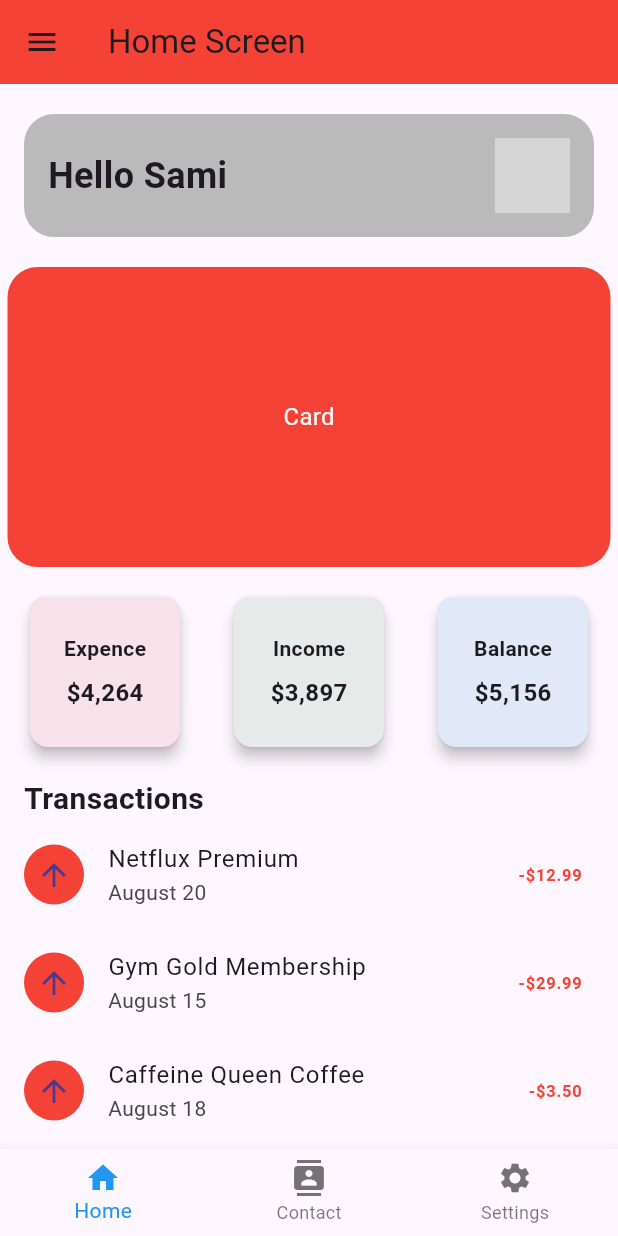
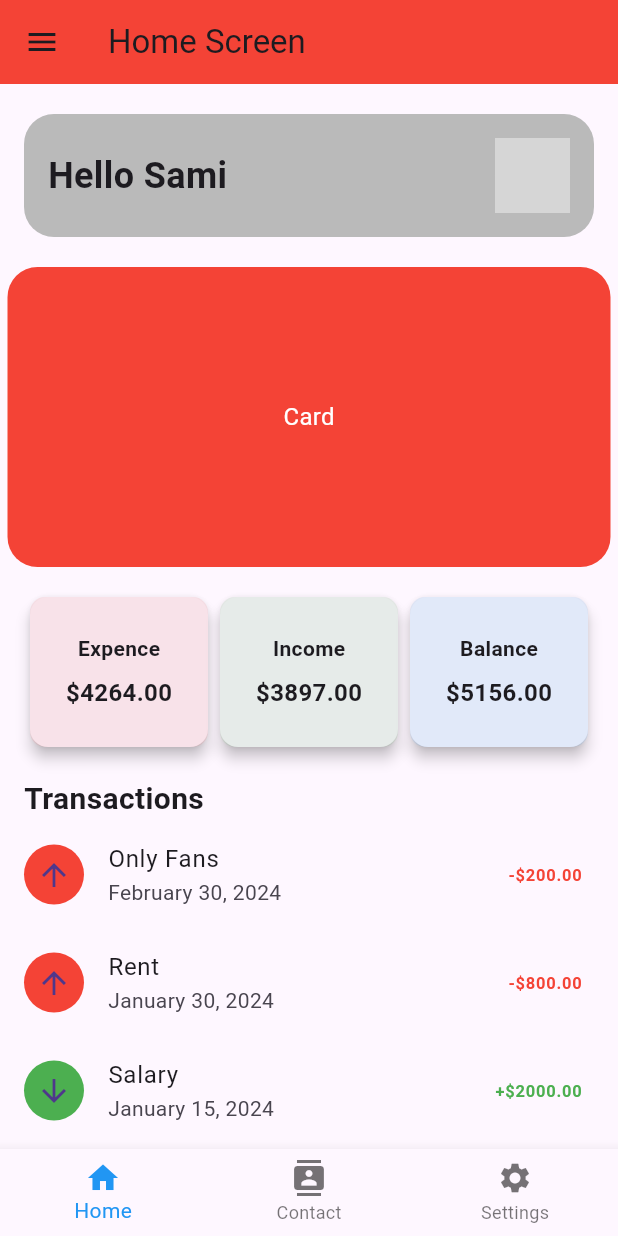
Before and after one commit to nanirecalde/demo_pay, a Flutter app: the HomeScreen screen opened by its route, on a phone screen of 412 x 824 dp. Run offline on Flutter 3.47's test engine with Material 3 defaults, Android fonts, the phone set to English and light mode, and no system bars; network calls fail; grey boxes are pictures that could not be loaded.

Commit message:
fin demo

```diff
--- /dev/null
+++ b/lib/providers/financial_provider.dart
@@ -0,0 +1,60 @@
+import 'package:flutter/material.dart';
+import '../models/transaction.dart';
+
+class FinancialProvider with ChangeNotifier {
+  double _income = 3897.00;
+  double _expense = 4264.00;
+  double _balance = 5156.00;
+
+  // Lista inicial de transacciones con datos falsos
+  final List<Transaction> _transactions = [
+    Transaction(
+        name: "Only Fans",
+        date: "February 30, 2024",
+        amount: 200.00,
+        isCredit: false),
+    Transaction(
+        name: "Rent",
+        date: "January 30, 2024",
+        amount: 800.00,
+        isCredit: false),
+    Transaction(
+        name: "Salary",
+        date: "January 15, 2024",
+        amount: 2000.00,
+        isCredit: true),
+    Transaction(
+        name: "Groceries",
+        date: "January 03, 2024",
+        amount: 150.75,
+        isCredit: false),
+    Transaction(
+        name: "Initial Deposit",
+        date: "January 01, 2024",
+        amount: 5000.00,
+        isCredit: true),
+  ];
+
+  double get income => _income;
+  double get expense => _expense;
+  double get balance => _balance;
+  List<Transaction> get transactions => _transactions;
+
+  void addIncome(double amount) {
+    _income += amount;
+    _balance += amount;
+    notifyListeners();
+  }
+
+  void addExpense(double amount) {
+    _expense += amount;
+    _balance -= amount;
+    notifyListeners();
+  }
+
+  void addTransaction(Transaction transaction) {
+    _transactions.insert(0,
+        transaction); // Inserta la nueva transacción al principio de la lista
+    notifyListeners();
+  }
+}
--- a/lib/screens/home_screen.dart
+++ b/lib/screens/home_screen.dart
@@ -6,33 +6,28 @@ import '../widgets/transaction_list.dart'; // Importa el widget TransactionList.
 import '../widgets/card_info.dart'; // Importa el widget CardInfo.
 import 'contact_list_screen.dart'; // Importa la pantalla de lista de contactos.
 import '../widgets/carousel_slider.dart'; // Importa el widget CarouselSlider.
+import '../providers/financial_provider.dart';
 
 class HomeScreen extends StatefulWidget {
-  const HomeScreen({super.key}); // Constructor de la clase HomeScreen.
+  const HomeScreen({super.key});
 
   @override
   // ignore: library_private_types_in_public_api
-  _HomeScreenState createState() =>
-      _HomeScreenState(); // Crea el estado del widget.
+  _HomeScreenState createState() => _HomeScreenState();
 }
 
 class _HomeScreenState extends State<HomeScreen> {
-  int _selectedIndex =
-      0; // Variable para almacenar el índice del elemento seleccionado en la barra de navegación inferior.
+  int _selectedIndex = 0;
 
-  // Lista de widgets que se mostrarán según el índice seleccionado.
   static const List<Widget> _widgetOptions = <Widget>[
-    HomeContent(), // Contenido de la pantalla principal.
-    ContactListScreen(), // Pantalla de lista de contactos.
-    Center(
-        child: Text('Settings Screen',
-            style: TextStyle(fontSize: 24))), // Pantalla de configuración.
+    HomeContent(),
+    ContactListScreen(),
+    SettingsScreen(),
   ];
 
-  // Método que se llama cuando se selecciona un elemento en la barra de navegación inferior.
   void _onItemTapped(int index) {
     setState(() {
-      _selectedIndex = index; // Actualiza el índice seleccionado.
+      _selectedIndex = index;
     });
   }
 
@@ -40,98 +35,84 @@ class _HomeScreenState extends State<HomeScreen> {
   Widget build(BuildContext context) {
     return Scaffold(
       appBar: AppBar(
-        title: const Text('Home Screen'), // Título de la AppBar.
-        // Hace que el color de la AppBar coincida con el color de la tarjeta usando el proveedor de estado.
+        title: const Text('Home Screen'),
         backgroundColor: Provider.of<CardColorProvider>(context).currentColor,
       ),
       drawer: Drawer(
         child: ListView(
-          padding: EdgeInsets.zero, // Elimina el padding predeterminado.
+          padding: EdgeInsets.zero,
           children: <Widget>[
             const DrawerHeader(
               decoration: BoxDecoration(
-                color: Colors.blue, // Color de fondo del encabezado del Drawer.
+                color: Colors.blue,
               ),
               child: Text(
-                'Menu', // Texto del encabezado del Drawer.
+                'Menu',
                 style: TextStyle(
-                  color: Colors.white, // Color del texto.
-                  fontSize: 24, // Tamaño de la fuente.
+                  color: Colors.white,
+                  fontSize: 24,
                 ),
               ),
             ),
             ListTile(
-              leading:
-                  const Icon(Icons.logout), // Icono del elemento de la lista.
-              title: const Text('Log Out'), // Texto del elemento de la lista.
+              leading: const Icon(Icons.logout),
+              title: const Text('Log Out'),
               onTap: () {
-                Navigator.pushReplacementNamed(
-                    context, '/'); // Navega a la pantalla de inicio de sesión.
+                Navigator.pushReplacementNamed(context, '/');
               },
             ),
           ],
         ),
       ),
-      body: _widgetOptions.elementAt(
-          _selectedIndex), // Muestra el widget correspondiente al índice seleccionado.
+      body: _widgetOptions.elementAt(_selectedIndex),
       bottomNavigationBar: BottomNavigationBar(
         items: const <BottomNavigationBarItem>[
           BottomNavigationBarItem(
-            icon: Icon(
-                Icons.home), // Icono del elemento de la barra de navegación.
-            label: 'Home', // Etiqueta del elemento de la barra de navegación.
+            icon: Icon(Icons.home),
+            label: 'Home',
           ),
           BottomNavigationBarItem(
-            icon: Icon(Icons
-                .contacts), // Icono del elemento de la barra de navegación.
-            label:
-                'Contact', // Etiqueta del elemento de la barra de navegación.
+            icon: Icon(Icons.contacts),
+            label: 'Contact',
           ),
           BottomNavigationBarItem(
-            icon: Icon(Icons
-                .settings), // Icono del elemento de la barra de navegación.
-            label:
-                'Settings', // Etiqueta del elemento de la barra de navegación.
+            icon: Icon(Icons.settings),
+            label: 'Settings',
           ),
         ],
-        currentIndex: _selectedIndex, // Índice del elemento seleccionado.
-        selectedItemColor: Colors.blue, // Color del elemento seleccionado.
-        onTap:
-            _onItemTapped, // Llama al método _onItemTapped cuando se selecciona un elemento.
+        currentIndex: _selectedIndex,
+        selectedItemColor: Colors.blue,
+        onTap: _onItemTapped,
       ),
     );
   }
 }
 
 class HomeContent extends StatelessWidget {
-  const HomeContent({super.key}); // Constructor de la clase HomeContent.
+  const HomeContent({super.key});
 
   @override
   Widget build(BuildContext context) {
     return Column(
       children: [
-        const SizedBox(height: 20), // Espaciado vertical.
-        const UserCard(), // Muestra el widget UserCard.
-        const SizedBox(height: 20), // Espaciado vertical.
+        const SizedBox(height: 20),
+        const UserCard(),
+        const SizedBox(height: 20),
         Consumer<CardColorProvider>(
           builder: (context, colorProvider, child) {
             return CarouselSlider(
-              height: 200.0, // Altura del carrusel.
+              height: 200.0,
               items: colorProvider.colors.map((color) {
                 return Container(
-                  margin: const EdgeInsets.symmetric(
-                      horizontal: 5.0), // Margen horizontal.
+                  margin: const EdgeInsets.symmetric(horizontal: 5.0),
                   decoration: BoxDecoration(
-                    color: color, // Color de fondo del contenedor.
-                    borderRadius:
-                        BorderRadius.circular(20), // Bordes redondeados.
+                    color: color,
+                    borderRadius: BorderRadius.circular(20),
                   ),
                   child: const Center(
                     child: Text(
-                      'Card', // Texto dentro del contenedor.
-                      style: TextStyle(
-                          color: Colors.white,
-                          fontSize: 16.0), // Estilo del texto.
+                      'Card',
+                      style: TextStyle(color: Colors.white, fontSize: 16.0),
                     ),
                   ),
                 );
@@ -139,26 +120,41 @@ class HomeContent extends StatelessWidget {
             );
           },
         ),
-        const Padding(
-          padding: EdgeInsets.all(16.0), // Padding alrededor del contenido.
+        Consumer<FinancialProvider>(
+          builder: (context, financialProvider, child) {
+            return Padding(
+              padding: const EdgeInsets.all(16.0),
               child: Row(
-            mainAxisAlignment: MainAxisAlignment
-                .spaceBetween, // Distribuye los hijos con espacio entre ellos.
+                mainAxisAlignment: MainAxisAlignment.spaceBetween,
                 children: [
-              CardInfo(
+                  Flexible(
+                    child: CardInfo(
                       title: "Expence",
-                  amount: "\$4,264",
-                  color: Colors.redAccent), // Muestra información de gastos.
-              CardInfo(
+                      amount:
+                          "\$${financialProvider.expense.toStringAsFixed(2)}",
+                      color: Colors.redAccent,
+                    ),
+                  ),
+                  Flexible(
+                    child: CardInfo(
                       title: "Income",
-                  amount: "\$3,897",
-                  color: Colors.green), // Muestra información de ingresos.
-              CardInfo(
+                      amount:
+                          "\$${financialProvider.income.toStringAsFixed(2)}",
+                      color: Colors.green,
+                    ),
+                  ),
+                  Flexible(
+                    child: CardInfo(
                       title: "Balance",
-                  amount: "\$5,156",
-                  color: Colors.blue), // Muestra información del balance.
+                      amount:
+                          "\$${financialProvider.balance.toStringAsFixed(2)}",
+                      color: Colors.blue,
+                    ),
+                  ),
                 ],
               ),
+            );
+          },
         ),
         const Padding(
           padding:
@@ -176,8 +172,8 @@ class HomeContent extends StatelessWidget {
         ),
         Expanded(
           child: ListView(
-            children: [
-              TransactionList(), // Muestra la lista de transacciones.
+            children: const [
+              TransactionList(),
             ],
           ),
         ),
@@ -185,3 +181,26 @@ class HomeContent extends StatelessWidget {
     );
   }
 }
+
+class SettingsScreen extends StatelessWidget {
+  const SettingsScreen({super.key});
+
+  @override
+  Widget build(BuildContext context) {
+    return Center(
+      child: ListView(
+        padding: const EdgeInsets.all(16.0),
+        children: <Widget>[
+          ListTile(
+            leading: const Icon(Icons.logout),
+            title: const Text('Log Out'),
+            onTap: () {
+              Navigator.pushReplacementNamed(context, '/');
+            },
+          ),
+          // Puedes agregar más opciones de configuración aquí
+        ],
+      ),
+    );
+  }
+}
--- a/lib/widgets/card_info.dart
+++ b/lib/widgets/card_info.dart
@@ -27,7 +27,7 @@ class CardInfo extends StatelessWidget {
       // Contenedor que envuelve el contenido de la tarjeta.
       child: Container(
         padding: const EdgeInsets.all(16.0), // Padding interno del contenedor.
-        width: 100, // Ancho del contenedor.
+        width: 130, // Ancho del contenedor.
         height: 100, // Altura del contenedor.
         // Decoración del contenedor.
         decoration: BoxDecoration(
--- a/lib/widgets/transaction_list.dart
+++ b/lib/widgets/transaction_list.dart
@@ -1,115 +1,34 @@
-// Importa el paquete de Flutter para construir la interfaz de usuario.
 import 'package:flutter/material.dart';
-// Importa el modelo de transacción.
-import '../models/transaction.dart';
+import 'package:provider/provider.dart';
+import '../providers/financial_provider.dart';
 
-// Define una clase `TransactionList` que extiende `StatelessWidget`.
-// Este widget representa una lista de transacciones.
 class TransactionList extends StatelessWidget {
-  // Lista de transacciones que se mostrarán en la lista.
-  final List<Transaction> transactions = [
-    // Ejemplos de transacciones con diferentes propiedades.
-    Transaction(
-        name: "Netflux Premium",
-        date: "August 20",
-        amount: 12.99,
-        isCredit: false),
-    Transaction(
-        name: "Gym Gold Membership",
-        date: "August 15",
-        amount: 29.99,
-        isCredit: false),
-    Transaction(
-        name: "Caffeine Queen Coffee",
-        date: "August 18",
-        amount: 3.50,
-        isCredit: false),
-    Transaction(
-        name: "Annual Book Club",
-        date: "July 01",
-        amount: 19.99,
-        isCredit: false),
-    Transaction(
-        name: "Quick Ride Taxi Service",
-        date: "August 19",
-        amount: 15.75,
-        isCredit: false),
-    Transaction(
-        name: "Healthy Groceries Delivery",
-        date: "August 10",
-        amount: 45.00,
-        isCredit: false),
-    Transaction(
-        name: "Pineapple Streaming Music",
-        date: "August 01",
-        amount: 9.99,
-        isCredit: false),
-    Transaction(
-        name: "Donate 4 More",
-        date: "August 05",
-        amount: 20.00,
-        isCredit: true),
-    Transaction(
-        name: "Refund: Overspent at Cafe",
-        date: "August 11",
-        amount: 5.50,
-        isCredit: true),
-    Transaction(
-        name: "BestSeats Event Tickets",
-        date: "August 02",
-        amount: 75.00,
-        isCredit: false),
-    Transaction(
-        name: "Lucky Draw Lottery",
-        date: "August 13",
-        amount: 2.00,
-        isCredit: false),
-    Transaction(
-        name: "Only Fans", date: "April 30", amount: 4.99, isCredit: false),
-  ];
+  const TransactionList({super.key});
 
-  // Constructor de la clase `TransactionList`.
-  TransactionList({super.key});
-
-  // Método `build` que describe cómo construir el widget en términos de otros widgets más bajos.
   @override
   Widget build(BuildContext context) {
-    // Retorna un widget `ListView.builder` que construye una lista de widgets de manera perezosa.
+    final financialProvider = Provider.of<FinancialProvider>(context);
+
     return ListView.builder(
-      shrinkWrap: true, // Permite que la lista se ajuste a su contenido.
-      physics:
-          const NeverScrollableScrollPhysics(), // Desactiva el desplazamiento de la lista.
-      itemCount: transactions.length, // Número de elementos en la lista.
-      // Método que construye cada elemento de la lista.
+      shrinkWrap: true,
+      physics: const NeverScrollableScrollPhysics(),
+      itemCount: financialProvider.transactions.length,
       itemBuilder: (ctx, index) {
-        // Obtiene la transacción en el índice actual.
-        final tx = transactions[index];
-        // Retorna un widget `ListTile` que representa una transacción.
+        // Accedemos a las transacciones en orden inverso
+        final tx = financialProvider.transactions[index];
         return ListTile(
-          // Widget `CircleAvatar` que muestra un icono dentro de un círculo.
           leading: CircleAvatar(
-            backgroundColor: tx.isCredit
-                ? Colors.green
-                : Colors
-                    .red, // Color de fondo basado en el tipo de transacción.
-            // Icono que indica si la transacción es un crédito o un débito.
+            backgroundColor: tx.isCredit ? Colors.green : Colors.red,
             child:
                 Icon(tx.isCredit ? Icons.arrow_downward : Icons.arrow_upward),
           ),
-          // Título del `ListTile` que muestra el nombre de la transacción.
           title: Text(tx.name),
-          // Subtítulo del `ListTile` que muestra la fecha de la transacción.
           subtitle: Text(tx.date),
-          // Widget `Text` que muestra el monto de la transacción.
           trailing: Text(
-            '${tx.isCredit ? '+' : '-'}\$${tx.amount.toStringAsFixed(2)}', // Formato del monto con signo y dos decimales.
-            // Estilo del texto del monto.
+            '${tx.isCredit ? '+' : '-'}\$${tx.amount.toStringAsFixed(2)}',
             style: TextStyle(
-              color: tx.isCredit
-                  ? Colors.green
-                  : Colors
-                      .red, // Color del texto basado en el tipo de transacción.
-              fontWeight: FontWeight.bold, // Peso de la fuente en negrita.
+              color: tx.isCredit ? Colors.green : Colors.red,
+              fontWeight: FontWeight.bold,
             ),
           ),
         );
--- a/pubspec.yaml
+++ b/pubspec.yaml
@@ -33,6 +33,7 @@ dependencies:
   provider: ^6.0.1
   carousel_slider: ^4.2.0
   http: ^0.13.5
+  intl: ^0.17.0
 
 
   # The following adds the Cupertino Icons font to your application.
```
Also changed, not shown: lib/main.dart (+15 -1 lines), lib/providers/send_money_provider.dart (+45 -30 lines), lib/screens/confirm_send_screen.dart (added, +35 -0 lines), lib/screens/reject_send_screen.dart (added, +29 -0 lines), lib/screens/send_money_screen.dart (+99 -92 lines), lib/screens/success_screen.dart (added, +32 -0 lines), lib/widgets/custom_keyboard.dart (added, +39 -0 lines), pubspec.lock. Lines whose indentation alone changed are shown as unchanged.
